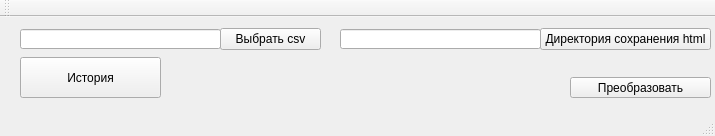
Above: csv_parser/mainwindow.ui from aloget/qtApp before the change. Below: the same form after it.
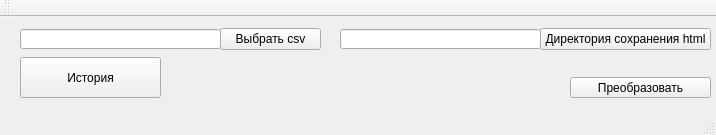
That is the form after the change.

Commit message: Сменил название кнопок и полей ввода

What changed in the file:
```diff
--- a/csv_parser/mainwindow.ui
+++ b/csv_parser/mainwindow.ui
@@ -6,8 +6,8 @@
    <rect>
     <x>0</x>
     <y>0</y>
-    <width>715</width>
-    <height>136</height>
+    <width>716</width>
+    <height>135</height>
    </rect>
   </property>
   <property name="windowTitle">
```
Left out of the diff: 12 changed lines with no effect on the pictures.
